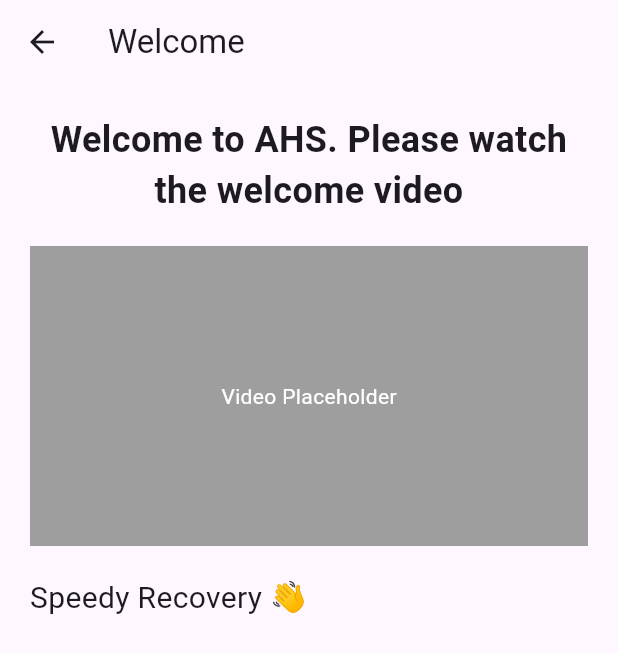
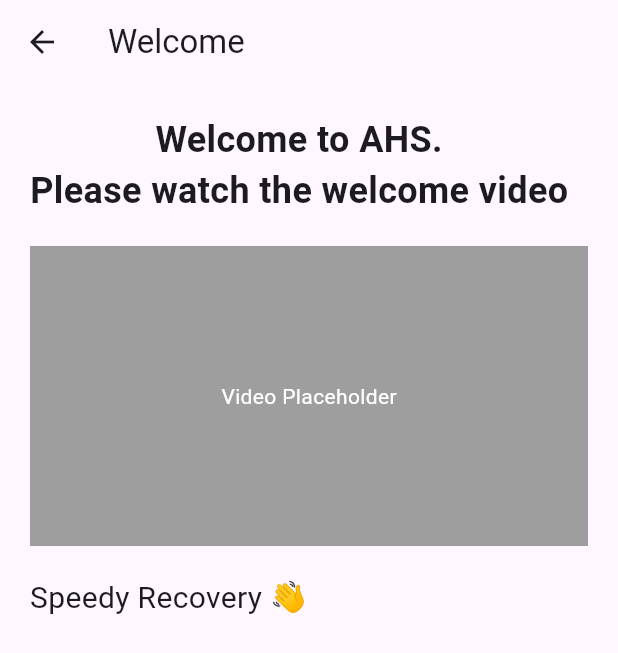
Before and after one commit to breid2/hackathon_project, a Flutter app: the screen it shows once a user with an empty profile is signed in, in the side drawer, after a tap on "Welcome", on a phone screen of 412 x 824 dp. Shown: the top 653 px of the screen. Run offline on Flutter 3.47's test engine with Material 3 defaults, Android fonts, the phone set to English and light mode, and no system bars; our stand-ins replace cloud_firestore, firebase_auth, firebase_core, intl_phone_field, percent_indicator; accounts and stored records are empty.

Commit message:
refactored for sesizing

```diff
--- a/client/lib/pages/welcome_page.dart
+++ b/client/lib/pages/welcome_page.dart
@@ -22,10 +22,17 @@ class _WelcomePageState extends State<WelcomePage> {
           crossAxisAlignment: CrossAxisAlignment.start,
           children: <Widget>[
             const SizedBox(height: 20),
-            const Text(
-              'Welcome to AHS. Please watch the welcome video',
-              style: TextStyle(fontSize: 24, fontWeight: FontWeight.bold),
-              textAlign: TextAlign.center,
+            LayoutBuilder(
+              builder: (context, constraints) {
+                return const FittedBox(
+                  fit: BoxFit.scaleDown,
+                  child: Text(
+                    'Welcome to AHS.\nPlease watch the welcome video',
+                    style: TextStyle(fontSize: 24, fontWeight: FontWeight.bold),
+                    textAlign: TextAlign.center,
+                  ),
+                );
+              },
             ),
             const SizedBox(height: 20),
             Container(
```
